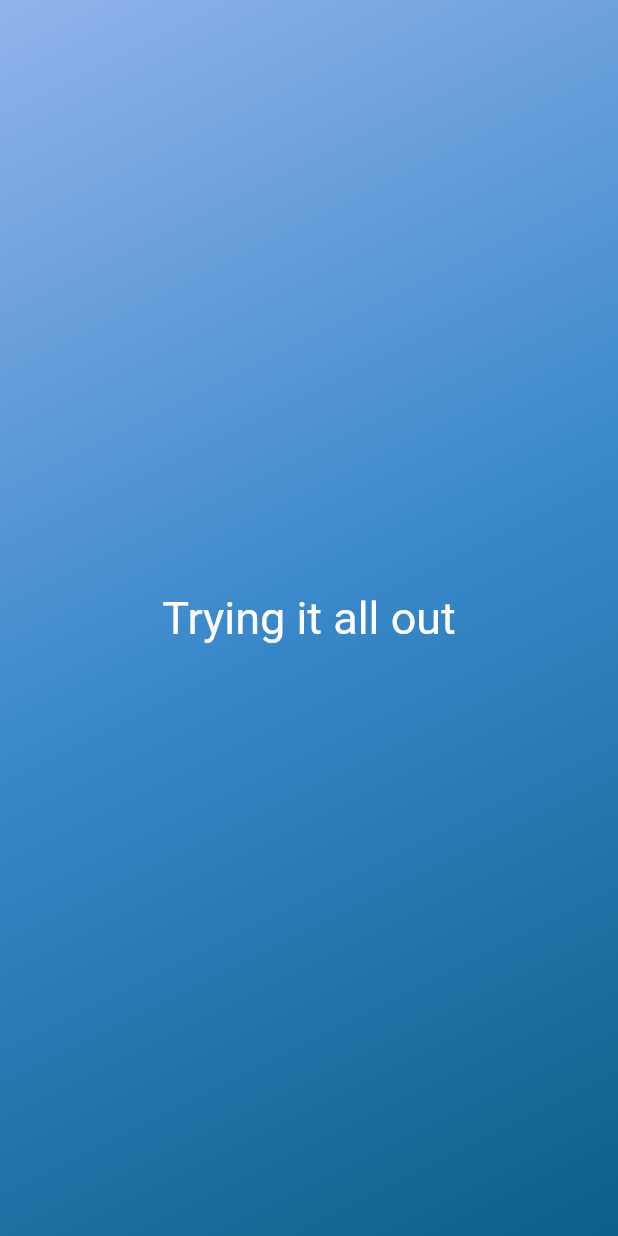
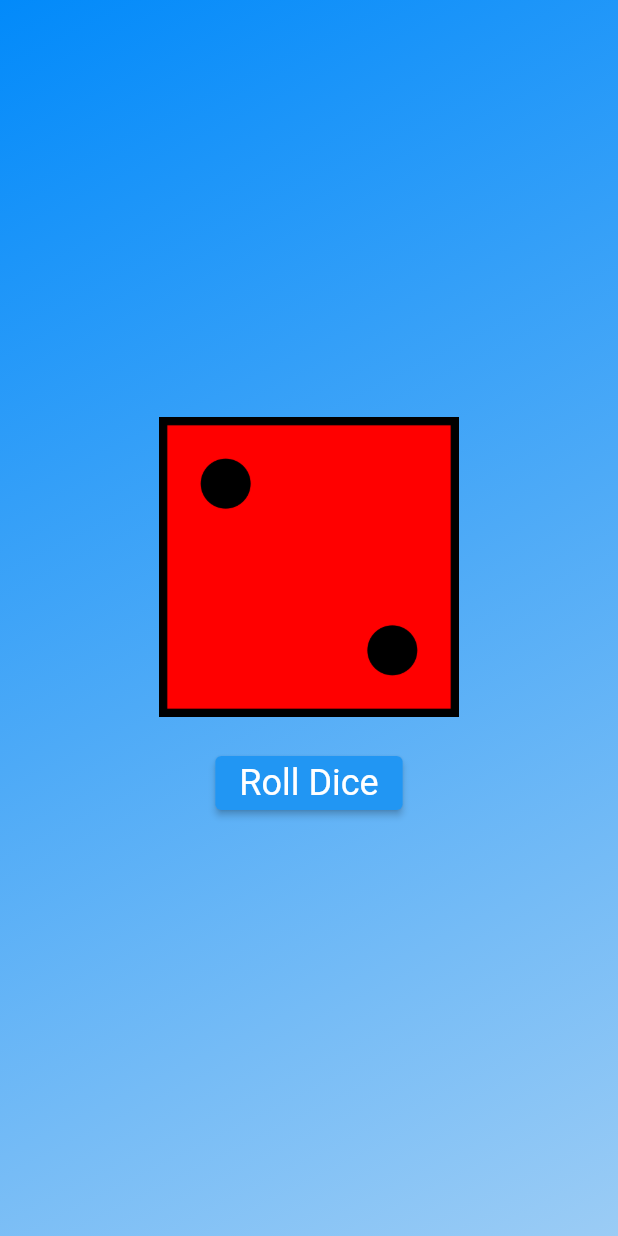
Before and after one commit to KRSL367/Learning_Flutter, a Flutter app: the screen it shows after launch, on a phone screen of 412 x 824 dp. Run offline on Flutter 3.47's test engine with Material 2 defaults, Android fonts, the phone set to English and light mode, and no system bars.

Commit message:
Dice Roller

```diff
--- /dev/null
+++ b/first_app/lib/dice_roller.dart
@@ -0,0 +1,46 @@
+import 'package:flutter/material.dart';
+import 'dart:math';
+
+final randomizer = Random();
+
+class DiceRoller extends StatefulWidget {
+  const DiceRoller({super.key});
+  @override
+  State<DiceRoller> createState() {
+    return _DiceRollerState();
+  }
+}
+
+class _DiceRollerState extends State<DiceRoller> {
+  var activeDiceRoll = 2;
+
+  void rollDice() {
+    setState(() {
+      activeDiceRoll = randomizer.nextInt(6) + 1;
+    });
+  }
+
+  @override
+  Widget build(context) {
+    return Column(
+      mainAxisSize: MainAxisSize.min,
+      children: [
+        Image.asset(
+          'assets/images/$activeDiceRoll.png',
+          width: 200,
+        ),
+        const SizedBox(
+          height: 20,
+        ),
+        ElevatedButton(
+          onPressed: rollDice,
+          style: ElevatedButton.styleFrom(
+            foregroundColor: Colors.white,
+            textStyle: const TextStyle(fontSize: 24),
+          ),
+          child: const Text('Roll Dice'),
+        )
+      ],
+    );
+  }
+}
--- a/first_app/lib/gradient_container.dart
+++ b/first_app/lib/gradient_container.dart
@@ -1,28 +1,52 @@
-import 'package:first_app/text_style.dart';
+// import 'package:first_app/text_style.dart';
+import 'package:first_app/dice_roller.dart';
 import 'package:flutter/material.dart';
 
 const topAlignment = Alignment.topLeft;
 const buttomAlignment = Alignment.bottomRight;
 
 class GradientContainer extends StatelessWidget {
-  const GradientContainer({super.key});
+  const GradientContainer(this.color1, this.color2, this.color3, {super.key});
+  final Color color1;
+  final Color color2;
+  final Color color3;
+
   @override
   Widget build(context) {
     return Container(
-      decoration: const BoxDecoration(
+      decoration: BoxDecoration(
         gradient: LinearGradient(
-          colors: [
-            Color.fromARGB(255, 146, 179, 235),
-            Color.fromARGB(255, 56, 136, 201),
-            Color.fromARGB(255, 10, 96, 136)
-          ],
+          colors: [color1, color2, color3],
           begin: topAlignment,
           end: buttomAlignment,
         ),
       ),
       child: const Center(
-        child: StyledText('Trying it all out'),
+        child: DiceRoller(),
       ),
     );
   }
 }
+
+// class GradientContainer extends StatelessWidget {
+//   const GradientContainer(this.color1, this.color2, this.color3,
+//       {super.key});
+//   final Color color1;
+//   final Color color2;
+//   final Color color3;
+//   @override
+//   Widget build(context) {
+//     return Container(
+//       decoration: BoxDecoration(
+//         gradient: LinearGradient(
+//           colors: [color1, color2, color3],
+//           begin: topAlignment,
+//           end: buttomAlignment,
+//         ),
+//       ),
+//       child: const Center(
+//         child: StyledText('Trying it all out'),
+//       ),
+//     );
+//   }
+// }
--- a/first_app/lib/main.dart
+++ b/first_app/lib/main.dart
@@ -5,7 +5,11 @@ void main() {
   runApp(
     const MaterialApp(
       home: Scaffold(
-        body: GradientContainer(),
+        body: GradientContainer(
+          Color.fromARGB(255, 2, 138, 250),
+          Color.fromARGB(255, 77, 170, 247),
+          Color.fromARGB(255, 155, 204, 245),
+        ),
       ),
     ),
   );
```
Also changed, not shown: first_app/pubspec.yaml (+9 -3 lines), first_app/assets/images/1.png (added), first_app/assets/images/2.png (added), first_app/assets/images/3.png (added), first_app/assets/images/4.png (added), first_app/assets/images/5.png (added), first_app/assets/images/6.png (added).
